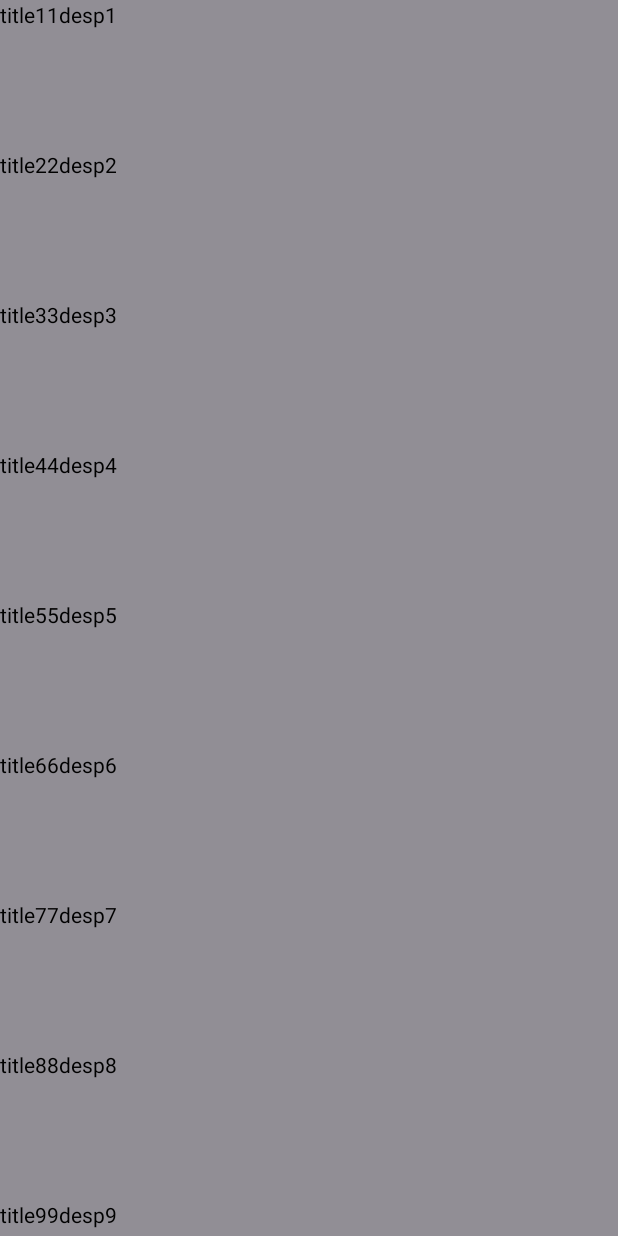
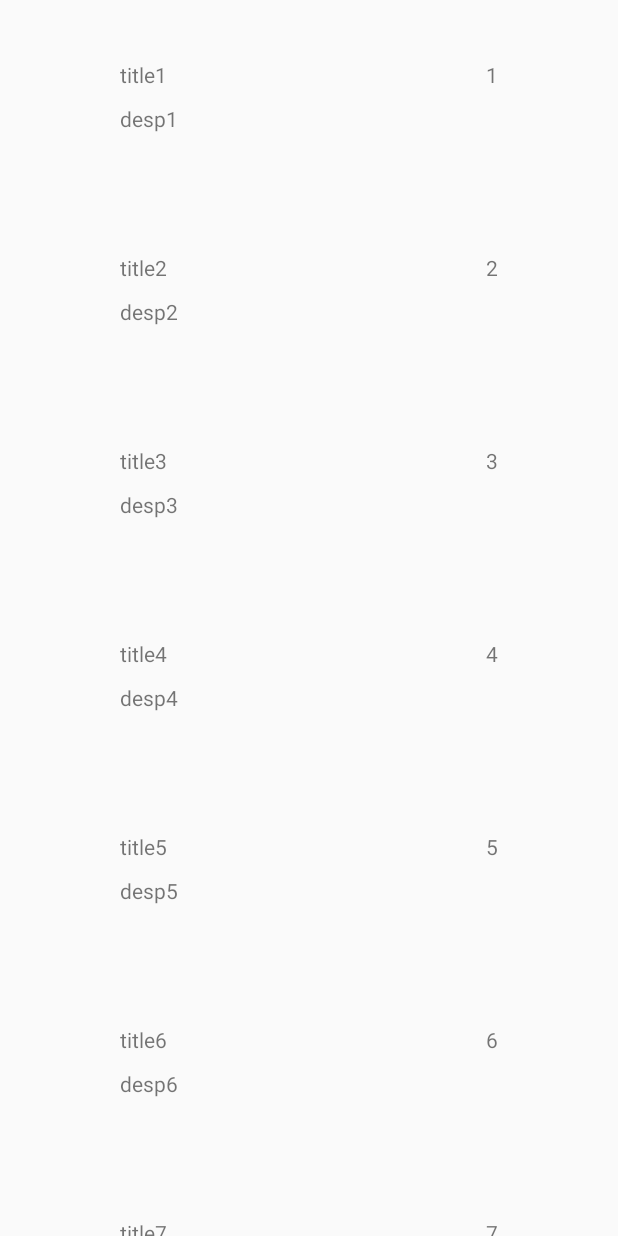
Before and after one commit to ruyue-zhang/Android_study_RecyclerView, an Android app: the ListActivity screen opened directly, with no data from a screen before it, on a phone screen of 412 x 824 dp. Run offline under Robolectric (Android 15) with nearby library versions, the phone set to English and light mode, and no system bars.

Commit message:
[ruyue] fixed:adjust text and location

```diff
--- a/app/src/main/java/com/ruyue/recyclerview/LinearAdapter.java
+++ b/app/src/main/java/com/ruyue/recyclerview/LinearAdapter.java
@@ -1,23 +1,30 @@
 package com.ruyue.recyclerview;
 
-import android.content.Context;
+import android.annotation.SuppressLint;
 import android.view.LayoutInflater;
 import android.view.View;
 import android.view.ViewGroup;
+import android.widget.Button;
 import android.widget.TextView;
 
+import androidx.annotation.NonNull;
 import androidx.recyclerview.widget.RecyclerView;
 
 import java.util.List;
 
-class LinearAdapter extends RecyclerView.Adapter<LinearAdapter.LinearViewHolder> {
+public class LinearAdapter extends RecyclerView.Adapter<LinearAdapter.LinearViewHolder> {
     private List<Data> myList;
 
-    public static class LinearViewHolder extends RecyclerView.ViewHolder {
-        private TextView textView;
+    static class LinearViewHolder extends RecyclerView.ViewHolder {
+        TextView dataTitle;
+        TextView dataNumber;
+        TextView dataDesc;
+
         public LinearViewHolder(View itemView) {
             super(itemView);
-            textView = itemView.findViewById(R.id.data_list);
+            dataTitle = itemView.findViewById(R.id.data_title);
+            dataNumber = itemView.findViewById(R.id.data_number);
+            dataDesc = itemView.findViewById(R.id.data_desc);
         }
     }
 
@@ -25,15 +32,21 @@ class LinearAdapter extends RecyclerView.Adapter<LinearAdapter.LinearViewHolder>
         this.myList = myList;
     }
 
+    @NonNull
     @Override
-    public LinearAdapter.LinearViewHolder onCreateViewHolder(ViewGroup parent, int viewType) {
-        return new LinearViewHolder(LayoutInflater.from(parent.getContext()).inflate(R.layout.linear_layout, parent, false));
+    public LinearViewHolder onCreateViewHolder(ViewGroup parent, int viewType) {
+        View view = LayoutInflater.from(parent.getContext()).inflate(R.layout.linear_layout, parent, false);
+        return new LinearViewHolder(view);
     }
 
+    @SuppressLint("SetTextI18n")
     @Override
     public void onBindViewHolder(LinearViewHolder holder, int position) {
         Data data = myList.get(position);
-        holder.textView.setText(data.getTitle() + data.getNumber() + data.description);
+
+        holder.dataTitle.setText(data.getTitle());
+        holder.dataNumber.setText(data.getNumber() + "");
+        holder.dataDesc.setText(data.getDescription());
     }
 
     @Override
--- a/app/src/main/java/com/ruyue/recyclerview/ListActivity.java
+++ b/app/src/main/java/com/ruyue/recyclerview/ListActivity.java
@@ -10,7 +10,7 @@ import java.util.ArrayList;
 import java.util.List;
 
 public class ListActivity extends AppCompatActivity {
-    List<Data> myList= new ArrayList<>();
+    private List<Data> myList= new ArrayList<>();
 
     @Override
     protected void onCreate(Bundle savedInstanceState) {
@@ -36,6 +36,11 @@ public class ListActivity extends AppCompatActivity {
         myList.add(new Data("title8", "desp8", 8));
         myList.add(new Data("title9", "desp9", 9));
         myList.add(new Data("title10", "desp10", 10));
+        myList.add(new Data("title11", "desp11", 11));
+        myList.add(new Data("title12", "desp12", 12));
+        myList.add(new Data("title13", "desp13", 13));
+        myList.add(new Data("title14", "desp14", 14));
+        myList.add(new Data("title15", "desp15", 15));
     }
 
 
--- a/app/src/main/res/layout/activity_list.xml
+++ b/app/src/main/res/layout/activity_list.xml
@@ -1,14 +1,16 @@
 <?xml version="1.0" encoding="utf-8"?>
-<RelativeLayout xmlns:android="http://schemas.android.com/apk/res/android"
-    xmlns:tools="http://schemas.android.com/tools"
+<androidx.constraintlayout.widget.ConstraintLayout xmlns:android="http://schemas.android.com/apk/res/android"
+    xmlns:app="http://schemas.android.com/apk/res-auto"
     android:layout_width="match_parent"
-    android:layout_height="match_parent"
-    tools:context=".ListActivity">
+    android:layout_height="match_parent">
 
     <androidx.recyclerview.widget.RecyclerView
         android:id="@+id/my_recyclerview"
-        android:layout_width="match_parent"
-        android:layout_height="wrap_content"
-        android:background="#918E95"/>
+        android:layout_width="0dp"
+        android:layout_height="0dp"
+        app:layout_constraintBottom_toBottomOf="parent"
+        app:layout_constraintEnd_toEndOf="parent"
+        app:layout_constraintStart_toStartOf="parent"
+        app:layout_constraintTop_toTopOf="parent" />
 
-</RelativeLayout>
+</androidx.constraintlayout.widget.ConstraintLayout>
--- a/app/src/main/res/layout/linear_layout.xml
+++ b/app/src/main/res/layout/linear_layout.xml
@@ -1,14 +1,37 @@
 <?xml version="1.0" encoding="utf-8"?>
-<LinearLayout xmlns:android="http://schemas.android.com/apk/res/android"
+<androidx.constraintlayout.widget.ConstraintLayout xmlns:android="http://schemas.android.com/apk/res/android"
+    xmlns:app="http://schemas.android.com/apk/res-auto"
+    xmlns:tools="http://schemas.android.com/tools"
     android:layout_width="match_parent"
     android:layout_height="wrap_content"
-    android:orientation="vertical"
-    android:gravity="center">
+    android:layout_margin="40dp"
+    >
 
     <TextView
-        android:id="@+id/data_list"
-        android:layout_width="match_parent"
-        android:layout_height="100dp"
-        android:textColor="#000" />
+        android:id="@+id/data_title"
+        android:layout_width="wrap_content"
+        android:layout_height="wrap_content"
+        app:layout_constraintLeft_toLeftOf="parent"
+        app:layout_constraintTop_toTopOf="parent"
+        android:layout_marginStart="40dp"
+        tools:ignore="MissingConstraints" />
 
-</LinearLayout>
+    <TextView
+        android:id="@+id/data_number"
+        android:layout_width="wrap_content"
+        android:layout_height="wrap_content"
+        app:layout_constraintTop_toTopOf="parent"
+        app:layout_constraintRight_toRightOf="parent"
+        android:layout_marginEnd="40dp"
+        tools:ignore="MissingConstraints" />
+
+    <TextView
+        android:id="@+id/data_desc"
+        android:layout_width="wrap_content"
+        android:layout_height="wrap_content"
+        android:layout_marginStart="40dp"
+        app:layout_constraintLeft_toLeftOf="parent"
+        app:layout_constraintTop_toBottomOf="@+id/data_title"
+        android:layout_marginTop="10dp"/>
+
+</androidx.constraintlayout.widget.ConstraintLayout>
--- a/app/src/main/res/values/dimens.xml
+++ /dev/null
@@ -1,4 +0,0 @@
-<?xml version="1.0" encoding="utf-8"?>
-<resources>
-    <dimen name="outline">1dp</dimen>
-</resources>
```
